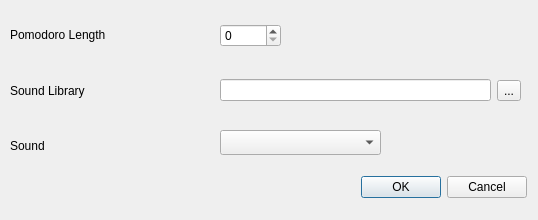
dgraziotin/Pomotux, file src/qt/preferencesdialog.ui: the form before one commit.
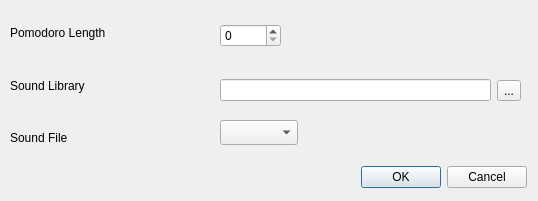
The form after the commit.

Commit message: Sound is Fixed... FINALLY!!! :)

The edit to the form file:
```diff
--- a/src/qt/preferencesdialog.ui
+++ b/src/qt/preferencesdialog.ui
@@ -7,29 +7,19 @@
     <x>0</x>
     <y>0</y>
     <width>538</width>
-    <height>220</height>
+    <height>201</height>
    </rect>
   </property>
   <property name="windowTitle">
    <string>Preferences</string>
   </property>
-  <widget class="QComboBox" name="SoundFile">
-   <property name="geometry">
-    <rect>
-     <x>220</x>
-     <y>130</y>
-     <width>161</width>
-     <height>25</height>
-    </rect>
-   </property>
-  </widget>
   <widget class="QWidget" name="verticalLayoutWidget">
    <property name="geometry">
     <rect>
      <x>10</x>
      <y>10</y>
      <width>201</width>
-     <height>161</height>
+     <height>151</height>
     </rect>
    </property>
    <layout class="QVBoxLayout" name="verticalLayout">
@@ -50,7 +40,7 @@
     <item>
      <widget class="QLabel" name="label_2">
       <property name="text">
-       <string>Sound</string>
+       <string>Sound File</string>
       </property>
      </widget>
     </item>
@@ -79,7 +69,7 @@
    <property name="geometry">
     <rect>
      <x>350</x>
-     <y>170</y>
+     <y>160</y>
      <width>177</width>
      <height>34</height>
     </rect>
@@ -110,6 +100,16 @@
     </item>
    </layout>
   </widget>
+  <widget class="QComboBox" name="SoundFile">
+   <property name="geometry">
+    <rect>
+     <x>220</x>
+     <y>120</y>
+     <width>78</width>
+     <height>25</height>
+    </rect>
+   </property>
+  </widget>
  </widget>
  <resources/>
  <connections/>
```
The commit also changes 4 other files.
